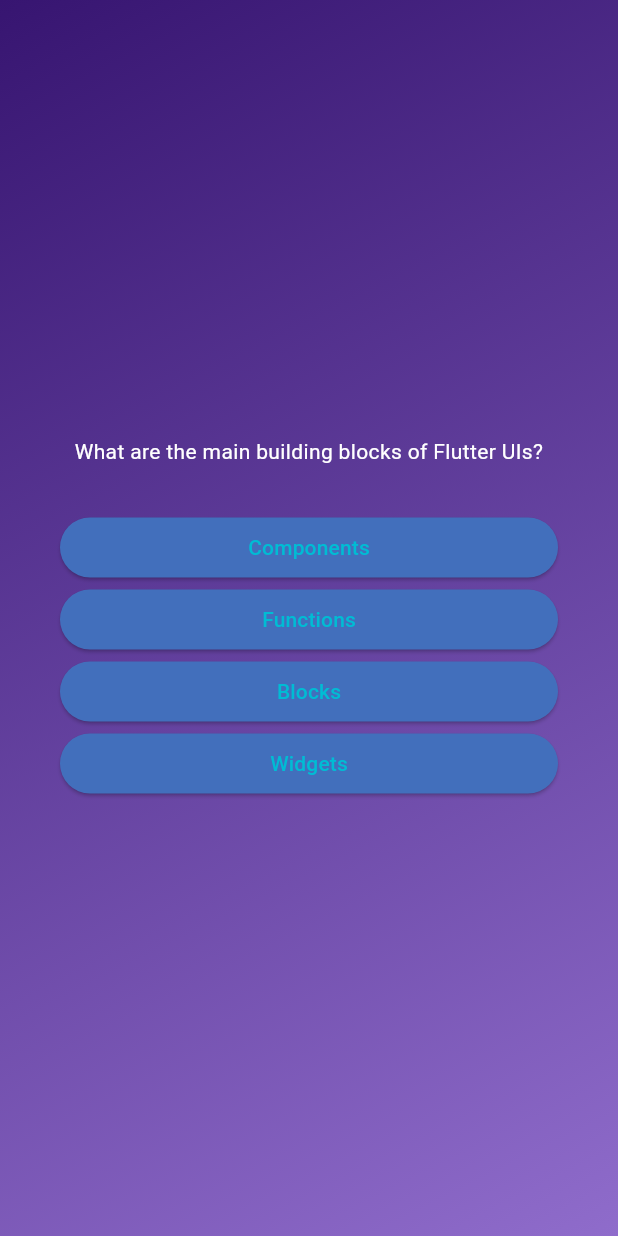
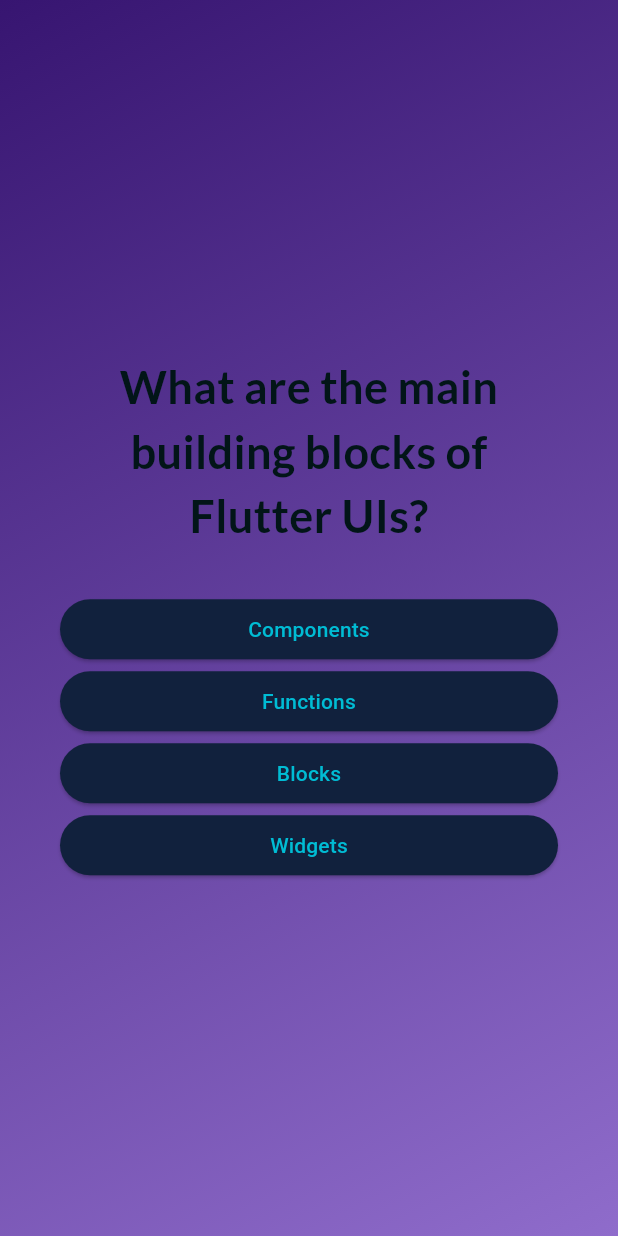
Before and after one commit to link2shoaibansari/Quiz_App, a Flutter app: the screen it shows after launch, after a tap on "Start Quiz!!", on a phone screen of 412 x 824 dp. Run offline on Flutter 3.47's test engine with Material 3 defaults, Android fonts, the phone set to English and light mode, and no system bars; our stand-ins replace google_fonts.

Commit message:
button styling, and importing google fonts to project
following tasks are performed:

task1: answer button styling

task2: text font change to google
          fonts.
importing
(flutter pub add google_fonts)
command to the terminal

websites:

https://pub.dev/packages/google
 _fonts/install

https://docs.flutter.dev/cookbook/design/fonts

https://fonts.google.com/

```diff
--- a/lib/answer_button.dart
+++ b/lib/answer_button.dart
@@ -18,12 +18,12 @@ class AnswerButton extends StatelessWidget {
           vertical: 10,
           horizontal: 40
         ),
-        backgroundColor: const Color.fromARGB(255, 66, 111, 188),
+        backgroundColor: const Color.fromARGB(255, 17, 33, 61),
         foregroundColor: Colors.cyan,
         shape: RoundedRectangleBorder(
           borderRadius: BorderRadius.circular(45)),
       ),
-      child: Text(answerText),
+      child: Text(answerText, textAlign: TextAlign.center),//display options in center
     );
   }
 }
--- a/lib/ques_screen.dart
+++ b/lib/ques_screen.dart
@@ -1,6 +1,7 @@
 import 'package:flutter/material.dart';
 import 'package:quiz_app/answer_button.dart';
 import 'package:quiz_app/data/questions.dart';
+import 'package:google_fonts/google_fonts.dart';
 
 class QuesScreen extends StatefulWidget {
   const QuesScreen({super.key});
@@ -38,7 +39,14 @@ class _QuesContent extends State<QuesScreen> {
             Text(
               // 'The question..',
               currentQuestion.text, // calling question list index at [0]
-              style: const TextStyle(color: Colors.white),
+
+              //importing font style from google fonts
+              // style: const TextStyle(color: Colors.white),
+              style: GoogleFonts.lato(
+                color: const Color.fromARGB(255, 2, 21, 24),
+                fontSize: 30,
+                fontWeight: FontWeight.bold,
+                ),
               textAlign: TextAlign.center, // text in centre of the screen
             ),
             SizedBox(height: 30),
--- a/lib/start_screen.dart
+++ b/lib/start_screen.dart
@@ -1,4 +1,5 @@
 import 'package:flutter/material.dart';
+import 'package:google_fonts/google_fonts.dart';
 
 class StartScreen extends StatelessWidget {
   const StartScreen(this.startQuiz, {super.key});
@@ -31,10 +32,10 @@ class StartScreen extends StatelessWidget {
           const SizedBox(height: 20), // spacing between adjacent items
           Text(
             'Learn flutter the fun way!',
-            style: TextStyle(
+            style: GoogleFonts.lato(
               // styling of the displayed text
               color: const Color.fromARGB(255, 26, 19, 56),
-              fontSize: 20,
+              fontSize: 30,
             ),
           ),
           const SizedBox(height: 20), // spacing between text and button
@@ -56,6 +57,12 @@ class StartScreen extends StatelessWidget {
             icon: Icon(Icons.arrow_circle_right_sharp),
             label: Text(
               'Start Quiz!!',
+            style: GoogleFonts.lato(
+              // styling of the displayed text
+              color: const Color.fromARGB(255, 14, 41, 46),
+              fontSize: 22,
+              fontWeight: FontWeight.bold
+            ),
             ), // for using icon, change child to label
           ),
         ],
--- a/pubspec.yaml
+++ b/pubspec.yaml
@@ -34,6 +34,7 @@ dependencies:
   # The following adds the Cupertino Icons font to your application.
   # Use with the CupertinoIcons class for iOS style icons.
   cupertino_icons: ^1.0.8
+  google_fonts: ^6.2.1
 
 dev_dependencies:
   flutter_test:
```
Also changed, not shown: pubspec.lock, 1 other file.
